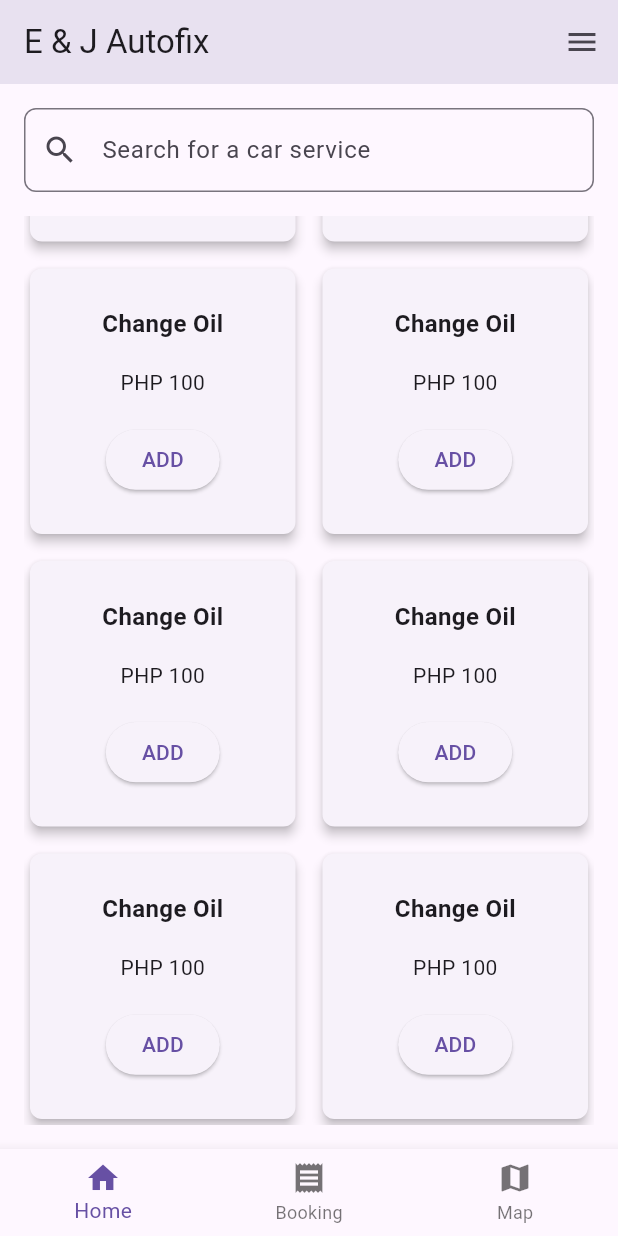
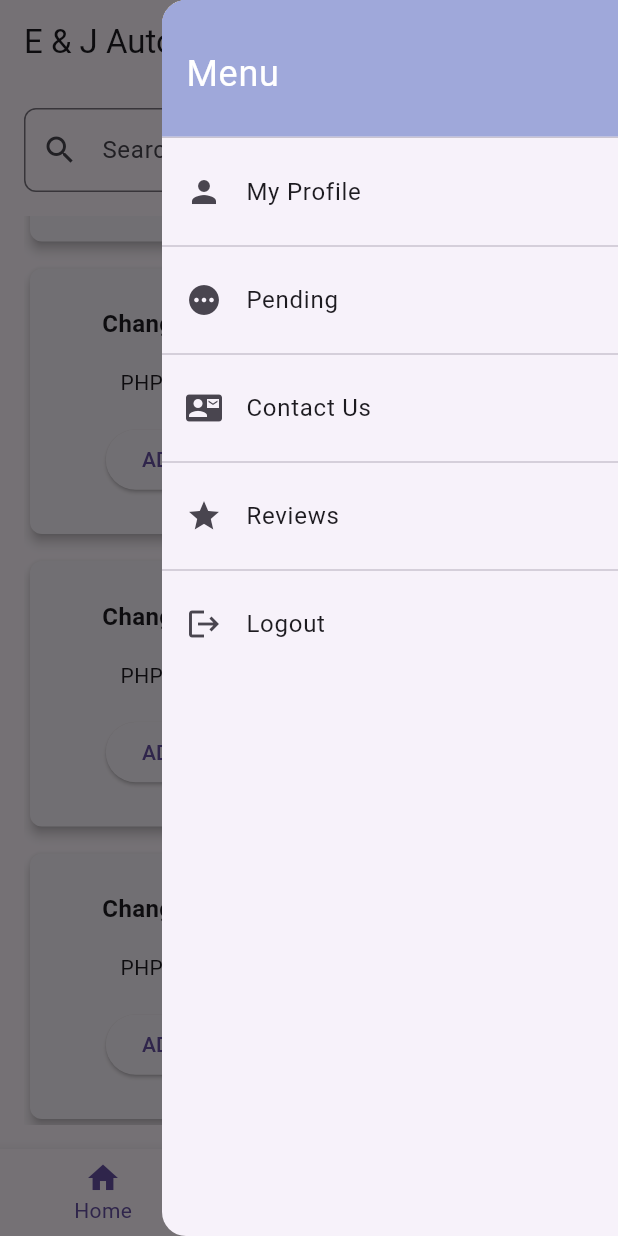
Before and after one commit to JohnLloydDev/AJ-Autofix-App, a Flutter app: the HomeScreen screen opened directly, scrolled down 164 dp, after a tap on the "menu" icon, on a phone screen of 412 x 824 dp. Run offline on Flutter 3.47's test engine with Material 3 defaults, Android fonts, the phone set to English and light mode, and no system bars; our stand-ins replace google_maps_flutter.

Commit message:
added burger func, review ui, pendingreq ui, profile ui,contactus ui

```diff
--- a/lib/screens/home.dart
+++ b/lib/screens/home.dart
@@ -1,5 +1,10 @@
 import 'package:aj_autofix/screens/booking.dart';
+import 'package:aj_autofix/screens/contact_us.dart';
+import 'package:aj_autofix/screens/login.dart';
+import 'package:aj_autofix/screens/pendingrequest.dart';
+import 'package:aj_autofix/screens/review.dart';
 import 'package:aj_autofix/screens/shopmap.dart';
+import 'package:aj_autofix/screens/viewprofile.dart';
 import 'package:flutter/material.dart';
 
 class Home extends StatefulWidget {
@@ -17,6 +22,7 @@ class _HomeState extends State<Home> {
       theme: ThemeData(
         primarySwatch: Colors.purple,
       ),
+      debugShowCheckedModeBanner: false,
       home: const HomeScreen(),
     );
   }
@@ -31,6 +37,7 @@ class HomeScreen extends StatefulWidget {
 }
 
 class _HomeScreenState extends State<HomeScreen> {
+  final GlobalKey<ScaffoldState> _scaffoldKey = GlobalKey<ScaffoldState>();
   int _selectedIndex = 0;
 
   void _onItemTapped(int index) {
@@ -61,6 +68,7 @@ class _HomeScreenState extends State<HomeScreen> {
   @override
   Widget build(BuildContext context) {
     return Scaffold(
+      key: _scaffoldKey,
       appBar: AppBar(
         automaticallyImplyLeading: false,
         title: const Text('E & J Autofix'),
@@ -68,10 +76,91 @@ class _HomeScreenState extends State<HomeScreen> {
           IconButton(
             icon: const Icon(Icons.menu),
             onPressed: () {
-              // Handle menu button press
+              _scaffoldKey.currentState?.openEndDrawer();
             },
           ),
         ],
+      ),
+      endDrawer: Drawer(
+        child: ListView(
+          padding: EdgeInsets.zero,
+          children: <Widget>[
+            const SizedBox(
+              height: 100, // Adjusting the height
+              child: DrawerHeader(
+                decoration: BoxDecoration(
+                  color: Color(0xFF9FA8DA),
+                ),
+                child: Row(
+                  children: [
+                    Expanded(
+                      child: Text(
+                        'Menu',
+                        style: TextStyle(
+                          color: Colors.white,
+                          fontSize: 24,
+                        ),
+                      ),
+                    ),
+                  ],
+                ),
+              ),
+            ),
+            ListTile(
+              leading: const Icon(Icons.person),
+              title: const Text('My Profile'),
+              onTap: () {
+                Navigator.push(
+                    context,
+                    MaterialPageRoute(
+                        builder: (context) => const ProfileView()));
+              },
+            ),
+            const Divider(),
+            ListTile(
+              leading: const Icon(Icons.pending),
+              title: const Text('Pending'),
+              onTap: () {
+                Navigator.push(
+                    context,
+                    MaterialPageRoute(
+                        builder: (context) => const UserPendingRequest()));
+              },
+            ),
+            const Divider(),
+            ListTile(
+              leading: const Icon(Icons.contact_mail),
+              title: const Text('Contact Us'),
+              onTap: () {
+                Navigator.push(
+                    context,
+                    MaterialPageRoute(
+                        builder: (context) => const ContactUsScreen()));
+              },
+            ),
+            const Divider(),
+            ListTile(
+              leading: const Icon(Icons.star),
+              title: const Text('Reviews'),
+              onTap: () {
+                Navigator.push(
+                    context,
+                    MaterialPageRoute(
+                        builder: (context) => const ReviewScreen()));
+              },
+            ),
+            const Divider(),
+            ListTile(
+              leading: const Icon(Icons.logout),
+              title: const Text('Logout'),
+              onTap: () {
+                Navigator.pushReplacement(
+                  context,
+                  MaterialPageRoute(builder: (context) => const Login()));
+              },
+            ),
+          ],
+        ),
       ),
       body: Padding(
         padding: const EdgeInsets.all(16.0),
```
Also changed, not shown: lib/screens/contact_us.dart (added, +160 -0 lines), lib/screens/pendingrequest.dart (added, +90 -0 lines), lib/screens/review.dart (added, +141 -0 lines), lib/screens/viewprofile.dart (added, +15 -0 lines).
